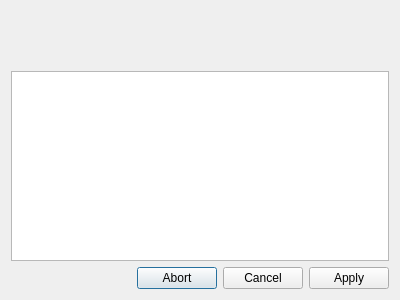
First picture: the form in src/multifiletransferdlg.ui, repository psi-im/psi, before the edit.
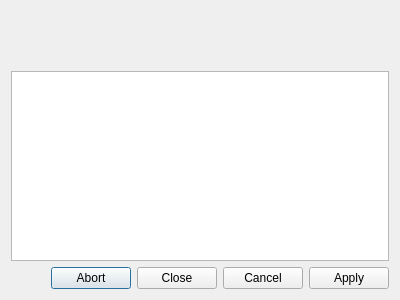
Second picture: the form after the edit. Custom widgets are drawn as their Qt base class.

Commit message: Create and hide mft dlg close button

```diff
--- a/src/multifiletransferdlg.ui
+++ b/src/multifiletransferdlg.ui
@@ -224,7 +224,7 @@
       <enum>Qt::Horizontal</enum>
      </property>
      <property name="standardButtons">
-      <set>QDialogButtonBox::Abort|QDialogButtonBox::Apply|QDialogButtonBox::Cancel</set>
+      <set>QDialogButtonBox::Abort|QDialogButtonBox::Apply|QDialogButtonBox::Cancel|QDialogButtonBox::Close</set>
      </property>
     </widget>
    </item>
```
The commit also changes 1 other file.
